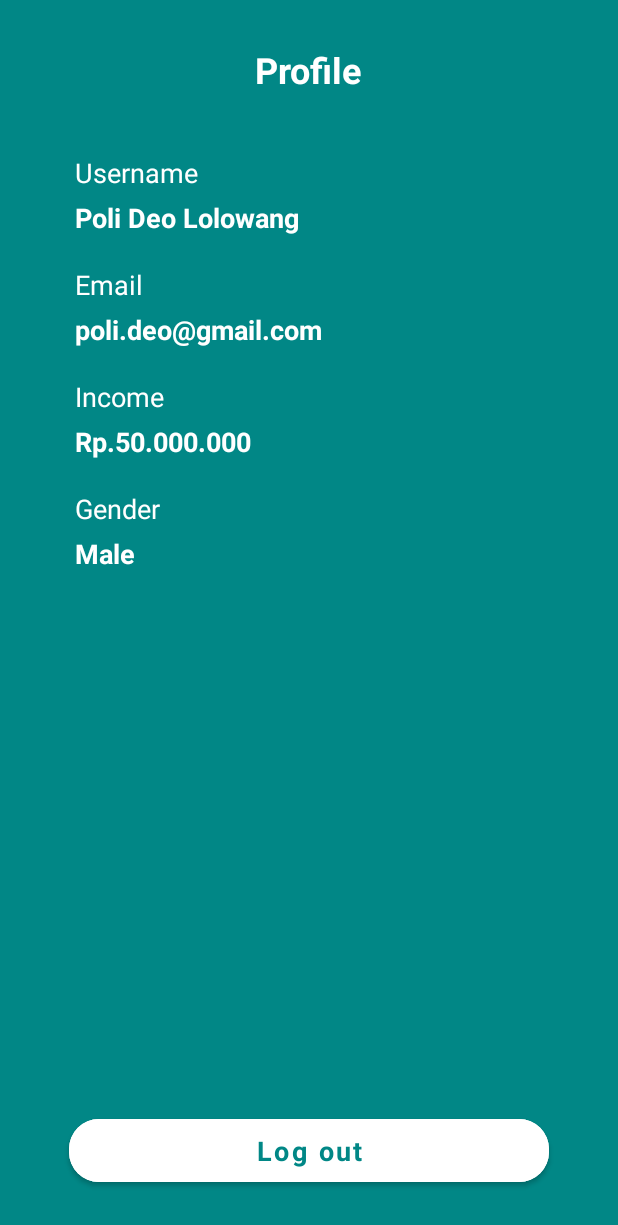
After one commit to kuSaku-Bangkit-Academy-2024/mobile, an Android app: the fragment ProfileFragment shown on its own in the app's theme, on a phone screen of 412 x 824 dp. The commit adds this screen. Shown: the top 1225 px of the screen. Run offline under Robolectric (Android 15) with nearby library versions, the phone set to English and light mode, and no system bars.

Commit message:
feat: profile page

```diff
--- /dev/null
+++ b/app/src/main/java/com/capstone/kusaku/ui/profile/ProfileFragment.kt
@@ -0,0 +1,46 @@
+package com.capstone.kusaku.ui.profile
+
+import android.content.Intent
+import androidx.fragment.app.viewModels
+import android.os.Bundle
+import androidx.fragment.app.Fragment
+import android.view.LayoutInflater
+import android.view.View
+import android.view.ViewGroup
+import android.widget.Toast
+import com.capstone.kusaku.databinding.FragmentProfileBinding
+import com.capstone.kusaku.ui.login.LoginActivity
+
+class ProfileFragment : Fragment() {
+    private var _binding: FragmentProfileBinding? = null
+    private val binding get() = _binding!!
+
+    override fun onCreateView(
+        inflater: LayoutInflater, container: ViewGroup?,
+        savedInstanceState: Bundle?
+    ): View {
+        _binding = FragmentProfileBinding.inflate(inflater, container, false)
+        return binding.root
+    }
+
+    override fun onViewCreated(view: View, savedInstanceState: Bundle?) {
+        super.onViewCreated(view, savedInstanceState)
+
+        binding.valueUsername.text = "Poli Deo Lolowang"
+        binding.valueEmail.text = "poli.deo@gmail.com"
+        binding.valueIncome.text = "Rp.50.000.000"
+        binding.valueGender.text = "Male"
+
+        binding.btnLogout.setOnClickListener {
+            Toast.makeText(requireContext(), "Logged out", Toast.LENGTH_SHORT).show()
+            val intent = Intent(activity, LoginActivity::class.java)
+            startActivity(intent)
+
+        }
+    }
+
+    override fun onDestroyView() {
+        super.onDestroyView()
+        _binding = null
+    }
+}
--- /dev/null
+++ b/app/src/main/java/com/capstone/kusaku/ui/profile/ProfileViewModel.kt
@@ -0,0 +1,7 @@
+package com.capstone.kusaku.ui.profile
+
+import androidx.lifecycle.ViewModel
+
+class ProfileViewModel : ViewModel() {
+    // TODO: Implement the ViewModel
+}
--- /dev/null
+++ b/app/src/main/res/drawable/baseline_account_circle_24.xml
@@ -0,0 +1,5 @@
+<vector xmlns:android="http://schemas.android.com/apk/res/android" android:height="24dp" android:tint="#000000" android:viewportHeight="24" android:viewportWidth="24" android:width="24dp">
+
+    <path android:fillColor="@android:color/white" android:pathData="M12,2C6.48,2 2,6.48 2,12s4.48,10 10,10s10,-4.48 10,-10S17.52,2 12,2zM12,6c1.93,0 3.5,1.57 3.5,3.5S13.93,13 12,13s-3.5,-1.57 -3.5,-3.5S10.07,6 12,6zM12,20c-2.03,0 -4.43,-0.82 -6.14,-2.88C7.55,15.8 9.68,15 12,15s4.45,0.8 6.14,2.12C16.43,19.18 14.03,20 12,20z"/>
+
+</vector>
--- /dev/null
+++ b/app/src/main/res/layout/fragment_profile.xml
@@ -0,0 +1,142 @@
+<?xml version="1.0" encoding="utf-8"?>
+<RelativeLayout xmlns:android="http://schemas.android.com/apk/res/android"
+    xmlns:tools="http://schemas.android.com/tools"
+    xmlns:app="http://schemas.android.com/apk/res-auto"
+    android:layout_width="match_parent"
+    android:layout_height="match_parent"
+    android:background="@color/teal_700"
+    android:paddingHorizontal="30dp"
+    tools:context=".ui.profile.ProfileFragment">
+
+    <!-- Profile Title -->
+    <TextView
+        android:id="@+id/profile_title"
+        android:layout_width="wrap_content"
+        android:layout_height="wrap_content"
+        android:layout_centerHorizontal="true"
+        android:paddingTop="30dp"
+        android:text="@string/profile"
+        android:textColor="@android:color/white"
+        android:textSize="24sp"
+        android:textStyle="bold" />
+
+    <!-- Username Label -->
+    <TextView
+        android:id="@+id/label_username"
+        android:layout_width="wrap_content"
+        android:layout_height="wrap_content"
+        android:layout_below="@id/profile_title"
+        android:layout_marginTop="40dp"
+        android:layout_marginStart="20dp"
+        android:text="@string/username"
+        android:textColor="@android:color/white"
+        android:textSize="18sp" />
+
+    <!-- Username Value -->
+    <TextView
+        android:id="@+id/value_username"
+        android:layout_width="wrap_content"
+        android:layout_height="wrap_content"
+        android:layout_below="@id/label_username"
+        android:layout_marginStart="20dp"
+        android:layout_marginTop="5dp"
+        android:text="Poli Deo Lolowang"
+        android:textColor="@android:color/white"
+        android:textSize="18sp"
+        android:textStyle="bold" />
+
+    <!-- Email Label -->
+    <TextView
+        android:id="@+id/label_email"
+        android:layout_width="wrap_content"
+        android:layout_height="wrap_content"
+        android:layout_below="@id/value_username"
+        android:layout_marginTop="20dp"
+        android:layout_marginStart="20dp"
+        android:text="@string/email"
+        android:textColor="@android:color/white"
+        android:textSize="18sp" />
+
+    <!-- Email Value -->
+    <TextView
+        android:id="@+id/value_email"
+        android:layout_width="wrap_content"
+        android:layout_height="wrap_content"
+        android:layout_below="@id/label_email"
+        android:layout_marginStart="20dp"
+        android:layout_marginTop="5dp"
+        android:text="poli.deo@gmail.com"
+        android:textColor="@android:color/white"
+        android:textSize="18sp"
+        android:textStyle="bold" />
+
+    <!-- Income Label -->
+    <TextView
+        android:id="@+id/label_income"
+        android:layout_width="wrap_content"
+        android:layout_height="wrap_content"
+        android:layout_below="@id/value_email"
+        android:layout_marginTop="20dp"
+        android:layout_marginStart="20dp"
+        android:text="@string/income"
+        android:textColor="@android:color/white"
+        android:textSize="18sp" />
+
+    <!-- Income Value -->
+    <TextView
+        android:id="@+id/value_income"
+        android:layout_width="wrap_content"
+        android:layout_height="wrap_content"
+        android:layout_below="@id/label_income"
+        android:layout_marginStart="20dp"
+        android:layout_marginTop="5dp"
+        android:text="Rp.50.000.000"
+        android:textColor="@android:color/white"
+        android:textSize="18sp"
+        android:textStyle="bold" />
+
+    <!-- Gender Label -->
+    <TextView
+        android:id="@+id/label_gender"
+        android:layout_width="wrap_content"
+        android:layout_height="wrap_content"
+        android:layout_below="@id/value_income"
+        android:layout_marginTop="20dp"
+        android:layout_marginStart="20dp"
+        android:text="@string/gender"
+        android:textColor="@android:color/white"
+        android:textSize="18sp" />
+
+    <!-- Gender Value -->
+    <TextView
+        android:id="@+id/value_gender"
+        android:layout_width="wrap_content"
+        android:layout_height="wrap_content"
+        android:layout_below="@id/label_gender"
+        android:layout_marginStart="20dp"
+        android:layout_marginTop="5dp"
+        android:text="Male"
+        android:textColor="@android:color/white"
+        android:textSize="18sp"
+        android:textStyle="bold" />
+
+    <!-- Log Out Button -->
+    <Button
+        android:id="@+id/btn_logout"
+        android:layout_width="match_parent"
+        android:layout_height="54dp"
+        android:layout_marginStart="@dimen/activity_horizontal_margin"
+        android:layout_marginEnd="@dimen/activity_horizontal_margin"
+        android:layout_marginTop="@dimen/activity_vertical_margin2"
+        android:layout_marginBottom="30dp"
+        android:layout_alignParentBottom="true"
+        android:backgroundTint="@android:color/white"
+        android:text="@string/log_out"
+        android:textColor="@color/teal_700"
+        style="@style/SubTitleText"
+        android:textStyle="bold"
+        android:textAllCaps="false"
+        app:cornerRadius="20dp"
+        android:textSize="18sp" />
+
+</RelativeLayout>
--- a/app/src/main/res/menu/bottom_nav_menu.xml
+++ b/app/src/main/res/menu/bottom_nav_menu.xml
@@ -7,13 +7,18 @@
         android:title="@string/title_home" />
 
     <item
-        android:id="@+id/navigation_dashboard"
-        android:icon="@drawable/ic_dashboard_black_24dp"
-        android:title="@string/title_dashboard" />
+        android:id="@+id/navigation_transaction"
+        android:icon="@drawable/baseline_add_circle_24"
+        android:title="@string/title_transaction" />
 
     <item
         android:id="@+id/navigation_notifications"
         android:icon="@drawable/ic_notifications_black_24dp"
         android:title="@string/title_notifications" />
 
+    <item
+        android:id="@+id/navigation_profile"
+        android:icon="@drawable/baseline_account_circle_24"
+        android:title="@string/title_profile" />
+
 </menu>
--- a/app/src/main/res/values-night/themes.xml
+++ b/app/src/main/res/values-night/themes.xml
@@ -2,8 +2,8 @@
     <!-- Base application theme. -->
     <style name="Theme.Test" parent="Theme.MaterialComponents.DayNight.NoActionBar">
         <!-- Primary brand color. -->
-        <item name="colorPrimary">@color/purple_200</item>
-        <item name="colorPrimaryVariant">@color/purple_700</item>
+        <item name="colorPrimary">@color/teal_700</item>
+        <item name="colorPrimaryVariant">@color/teal_700</item>
         <item name="colorOnPrimary">@color/black</item>
         <!-- Secondary brand color. -->
         <item name="colorSecondary">@color/teal_200</item>
--- a/app/src/main/res/values/themes.xml
+++ b/app/src/main/res/values/themes.xml
@@ -2,8 +2,8 @@
     <!-- Base application theme. -->
     <style name="Theme.Test" parent="Theme.MaterialComponents.DayNight.NoActionBar">
         <!-- Primary brand color. -->
-        <item name="colorPrimary">@color/purple_500</item>
-        <item name="colorPrimaryVariant">@color/purple_700</item>
+        <item name="colorPrimary">@color/teal_700</item>
+        <item name="colorPrimaryVariant">@color/teal_700</item>
         <item name="colorOnPrimary">@color/white</item>
         <!-- Secondary brand color. -->
         <item name="colorSecondary">@color/teal_200</item>
```
